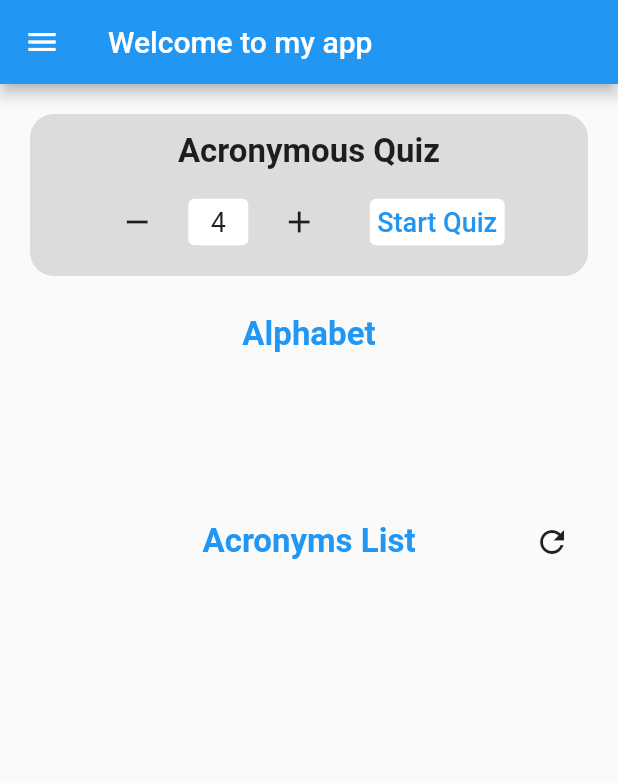
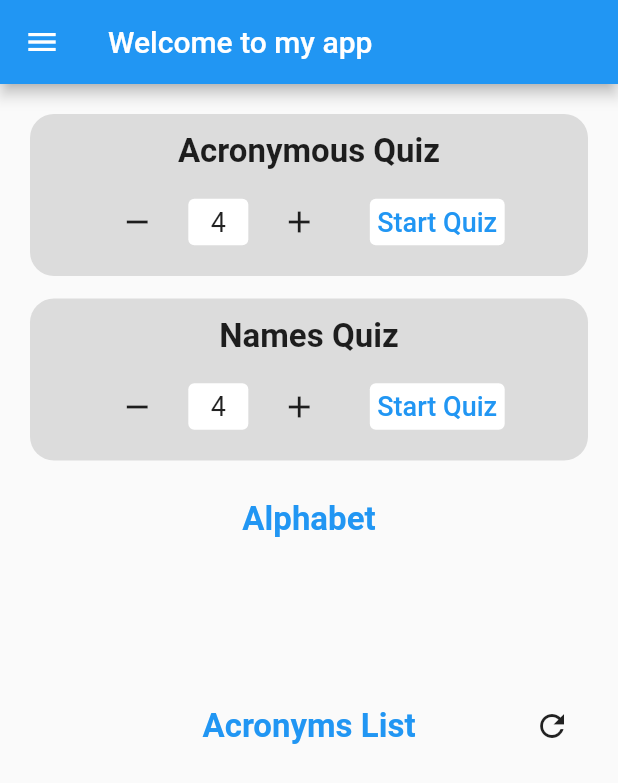
Before and after one commit to x2PaT/acronymous_app, a Flutter app: the HomePage screen opened directly, on a phone screen of 412 x 824 dp. Shown: the top 783 px of the screen. Run offline on Flutter 3.47's test engine with Material 2 defaults, Android fonts, the phone set to English and light mode, and no system bars; our stand-ins replace auto_size_text, dio, flutter_bloc, flutter_tts, get_it, sqflite; missing offline and left inert: flutter_webview_plugin; accounts and stored records are empty.

Commit message:
Add names quiz

```diff
--- a/lib/screens/home_page/home_page.dart
+++ b/lib/screens/home_page/home_page.dart
@@ -49,7 +49,10 @@ class HomePage extends StatelessWidget {
                     margin: const EdgeInsets.all(8),
                     child: Column(
                       children: [
-                        quizContainer(context, state),
+                        quizContainer(
+                            context, state, 'Acronymous Quiz', 'acronyms'),
+                        const SizedBox(height: 15),
+                        quizContainer(context, state, 'Names Quiz', 'names'),
                         const SizedBox(height: 15),
                         alphabetContainer(context, state),
                         const SizedBox(height: 15),
@@ -195,7 +198,8 @@ Widget acronymsList(BuildContext context, HomePageState state) {
   }
 }
 
-Container quizContainer(BuildContext context, HomePageState state) {
+Container quizContainer(
+    BuildContext context, HomePageState state, String title, String quizType) {
   return Container(
     padding: const EdgeInsets.all(12),
     decoration: const BoxDecoration(
@@ -208,10 +212,10 @@ Container quizContainer(BuildContext context, HomePageState state) {
       children: [
         Row(
           mainAxisAlignment: MainAxisAlignment.center,
-          children: const [
+          children: [
             Text(
-              'Acronymous Quiz',
-              style: TextStyle(fontSize: 22, fontWeight: FontWeight.bold),
+              title,
+              style: const TextStyle(fontSize: 22, fontWeight: FontWeight.bold),
             ),
           ],
         ),
@@ -252,6 +256,7 @@ Container quizContainer(BuildContext context, HomePageState state) {
                   MaterialPageRoute(
                     builder: (context) => AcronymsQuizPage(
                       quizLenght: state.quizLenghtValue,
+                      quizType: quizType,
                     ),
                   ),
                 );
```
Also changed, not shown: lib/app/injection_container.dart (+9 -1 lines), lib/repository/questions_repository.dart (+27 -26 lines), lib/screens/quiz_page/cubit/quiz_page_cubit.dart (+18 -2 lines), lib/screens/quiz_page/quiz_page.dart (+26 -19 lines).
